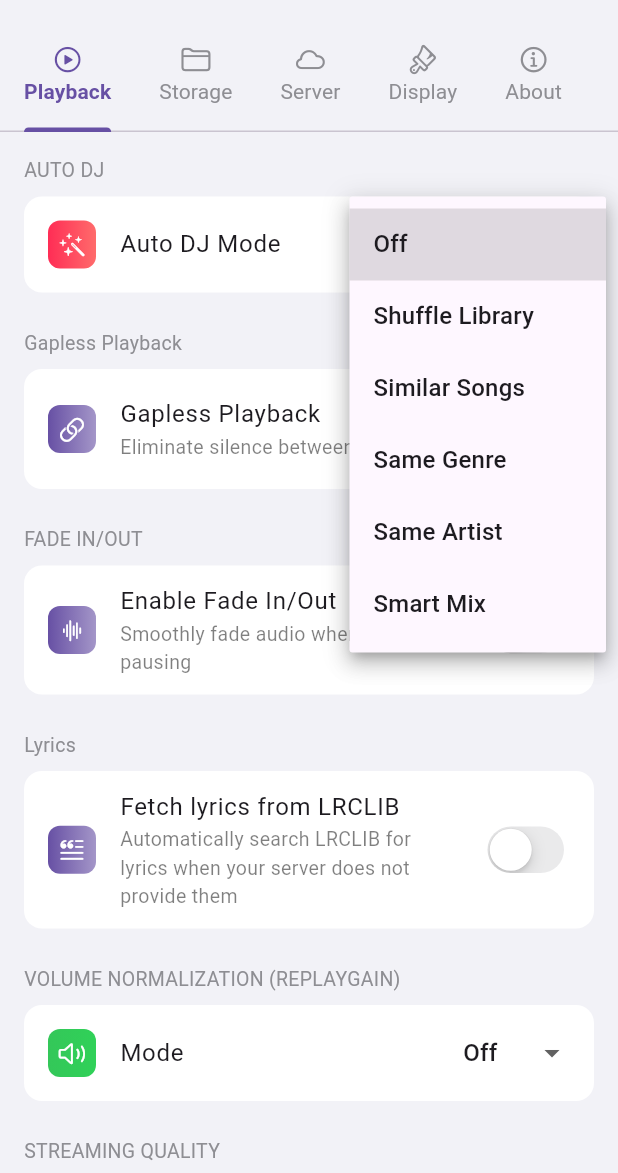
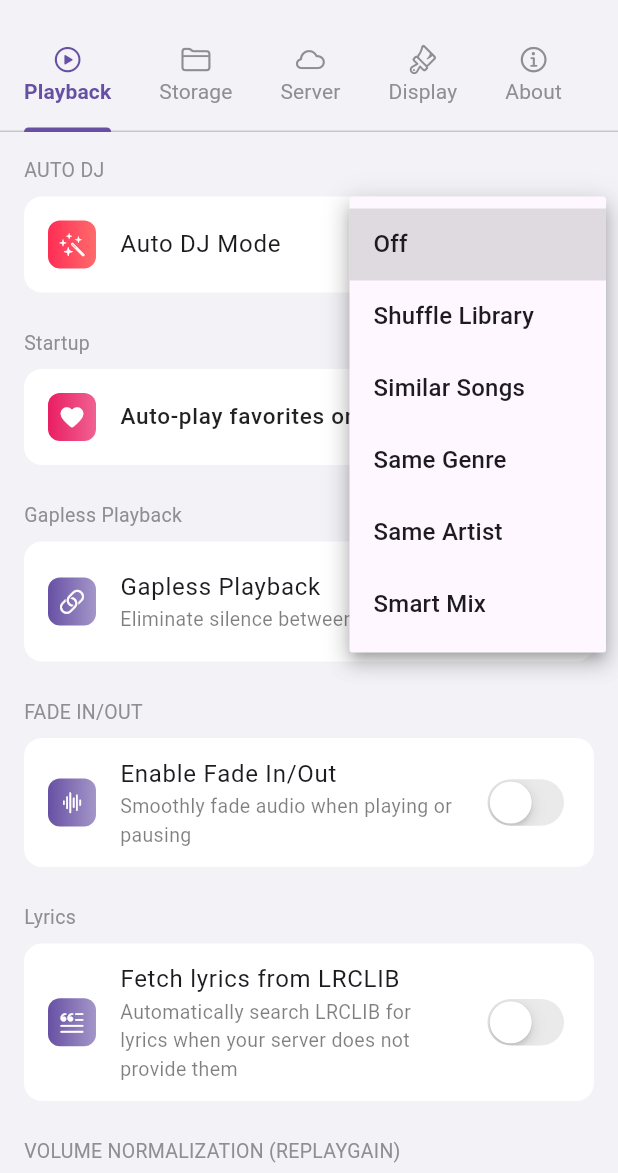
Before and after one commit to sgsjsvc/Musly, a Flutter app: the SettingsScreen screen opened directly, after a tap on "Off", on a phone screen of 412 x 824 dp, the part 63-1236 px from its top. Run offline on Flutter 3.47's test engine with Material 3 defaults, Android fonts, the phone set to English and light mode, and no system bars; our stand-ins replace audio_service, battery_plus, cached_network_image, connectivity_plus, dio, dynamic_color and 14 more; missing offline and left inert: audio_metadata_reader, audio_session, countly_flutter, dart_eval, flutter_displaymode, safe_device and 2 more; accounts and stored records are empty; statements that could not run were skipped.

Commit message:
Add Auto-play favorites toggle UI in playback settings

```diff
--- a/lib/screens/settings_playback_tab.dart
+++ b/lib/screens/settings_playback_tab.dart
@@ -30,6 +30,7 @@ class _SettingsPlaybackTabState extends State<SettingsPlaybackTab> {
   int _autoDjSongsToAdd = 5;
   bool _fadeEnabled = false;
   int _fadeDurationMs = 300;
+  bool _autoPlayFavoritesOnStartup = false;
 
   bool get _isDark => Theme.of(context).brightness == Brightness.dark;
 
@@ -46,6 +47,7 @@ class _SettingsPlaybackTabState extends State<SettingsPlaybackTab> {
 
     final storageService = StorageService();
     final lrcLibFallback = await storageService.getLrcLibFallback();
+    final autoPlayFavs = await storageService.getAutoPlayFavoritesOnStartup();
     setState(() {
       _replayGainMode = _replayGainService.getMode();
       _replayGainPreamp = _replayGainService.getPreampGain();
@@ -56,6 +58,7 @@ class _SettingsPlaybackTabState extends State<SettingsPlaybackTab> {
       _autoDjSongsToAdd = playerProvider.autoDjService.songsToAdd;
       _fadeEnabled = _fadeSettingsService.getFadeEnabled();
       _fadeDurationMs = _fadeSettingsService.getFadeDurationMs();
+      _autoPlayFavoritesOnStartup = autoPlayFavs;
     });
   }
 
@@ -72,6 +75,13 @@ class _SettingsPlaybackTabState extends State<SettingsPlaybackTab> {
               _buildDivider(),
               _buildAutoDjSongsSlider(),
             ],
+          ],
+        ),
+        const SizedBox(height: 24),
+        _buildSection(
+          title: 'Startup',
+          children: [
+            _buildAutoPlayFavoritesToggle(),
           ],
         ),
         const SizedBox(height: 24),
@@ -144,6 +154,46 @@ class _SettingsPlaybackTabState extends State<SettingsPlaybackTab> {
       child: Container(
         height: 0.5,
         color: _isDark ? AppTheme.darkDivider : AppTheme.lightDivider,
+      ),
+    );
+  }
+
+  Widget _buildAutoPlayFavoritesToggle() {
+    return ListTile(
+      contentPadding: const EdgeInsets.symmetric(horizontal: 16, vertical: 4),
+      leading: Container(
+        width: 32,
+        height: 32,
+        decoration: BoxDecoration(
+          gradient: const LinearGradient(
+            colors: [Color(0xFFE91E63), Color(0xFFF06292)],
+          ),
+          borderRadius: BorderRadius.circular(8),
+        ),
+        child: const Icon(
+          Icons.favorite_rounded,
+          color: Colors.white,
+          size: 18,
+        ),
+      ),
+      title: Text(
+        'Auto-play favorites on startup',
+        style: TextStyle(
+          fontSize: 15,
+          fontWeight: FontWeight.w500,
+          color: _isDark ? Colors.white : Colors.black87,
+        ),
+      ),
+      trailing: Switch.adaptive(
+        value: _autoPlayFavoritesOnStartup,
+        activeColor: const Color(0xFFE91E63),
+        onChanged: (value) async {
+          setState(() {
+            _autoPlayFavoritesOnStartup = value;
+          });
+          final storageService = StorageService();
+          await storageService.setAutoPlayFavoritesOnStartup(value);
+        },
       ),
     );
   }
```
